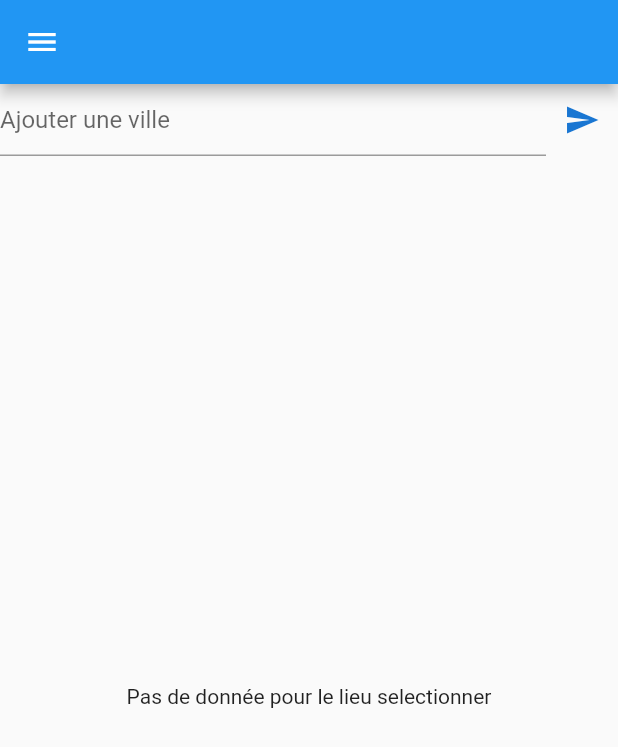
After one commit to abdoul-kader1/Formation-flutter, a Flutter app: the PageMeteo screen opened directly, in the side drawer, after a tap on the "send" icon, on a phone screen of 412 x 824 dp. The commit adds this screen. Shown: the top 747 px of the screen. Run offline on Flutter 3.47's test engine with Material 2 defaults, Android fonts, the phone set to English and light mode, and no system bars; our stand-ins replace audio_video_progress_bar, geocoding, google_fonts, just_audio, location, rxdart and 2 more; missing offline and left inert: webfeed; accounts and stored records are empty.

Commit message:
Crétion de l'exercice de météo

```diff
--- a/lib/adapter_platform/android_ios.dart
+++ b/lib/adapter_platform/android_ios.dart
@@ -13,7 +13,9 @@ class AndroidIos{
       title: 'Formation flutter',
       home: home,
     ):MaterialApp(
-      theme: ThemeData(primarySwatch: Colors.blue),
+      theme: ThemeData(
+          primarySwatch: Colors.blue,
+      ),
       debugShowCheckedModeBanner: false,
       title: 'Formation flutter',
       home: home,
--- /dev/null
+++ b/lib/exercice_meteo/main.dart
@@ -0,0 +1,108 @@
+import 'package:flutter/material.dart';
+import 'package:formation_flutter/exercice_meteo/modele/api_reponse.dart';
+import 'package:formation_flutter/exercice_meteo/services/api_meteo.dart';
+import 'package:formation_flutter/exercice_meteo/services/dataService.dart';
+import 'package:formation_flutter/exercice_meteo/services/location_service.dart';
+import 'package:formation_flutter/exercice_meteo/vues/NoDataVue.dart';
+import 'package:formation_flutter/exercice_meteo/vues/ajoutDesVilles.dart';
+import 'package:formation_flutter/exercice_meteo/vues/forcastView.dart';
+import 'package:formation_flutter/exercice_meteo/vues/maDrawers.dart';
+
+import 'modele/geo_code.dart';
+
+class PageMeteo extends StatefulWidget{
+
+  PageMeteo({super.key});
+
+  String title= "Exercice Meteo";
+  String img ="lib/image menu/meteo.png";
+
+  @override
+  PageMeteoState createState()=>PageMeteoState();
+}
+
+class PageMeteoState extends State<PageMeteo>{
+
+ GeoPosition userLocation=GeoPosition(ville: "", lat:0.0, lon:0.0);
+ GeoPosition positionToCall=GeoPosition(ville: "", lat:0.0, lon:0.0);
+ List<String>cities = [];
+  APIResponse?apiResponse;
+
+  @override
+  void initState() {
+    getUserPosition();
+    miseAjourVille();
+    super.initState();
+  }
+
+  @override
+  Widget build(BuildContext context) {
+    return Scaffold(
+      appBar: AppBar(
+        title: Text(positionToCall.ville),
+      ),
+      body: Column(
+        children: [
+          AjoutDesVilles(ajoutVille:ajoutVille),
+          Expanded(
+              child:apiResponse==null?NoDataDonnee():ForcastView(reponse:apiResponse!),
+          )
+        ],
+      ),
+      drawer: MaDrawer(myPosition:userLocation, cities:cities, onTap:onTap,supprimer:supprimerVille),
+    );
+  }
+
+  //obtenir position GPS
+  getUserPosition()async{
+    final loc =await LocationService().getVille();
+    if(loc!=null){
+      setState(() {
+        userLocation=loc;
+        positionToCall = loc;
+      });
+      callApi();
+    }
+  }
+  //callApi
+  callApi()async{
+    if(positionToCall == null) return;
+    apiResponse = await ApiMeteo().callApi(positionToCall);
+    setState(() {
+    });
+  }
+  //supprimer clavier
+  supprimerClavier(){
+    FocusScope.of(context).requestFocus(FocusNode());
+  }
+
+  //nouvelle ville
+  onTap(String string)async{
+    Navigator.of(context).pop();
+    supprimerClavier();
+    if(string == userLocation.ville){
+      positionToCall = userLocation;
+      callApi();
+    }else{
+      positionToCall = (await LocationService().getVilleEnPosition(string))!;
+      callApi();
+    }
+  }
+
+  //ajouter
+ ajoutVille(String string){
+    DataService().addCitie(string).then((value) => miseAjourVille());
+    supprimerClavier();
+ }
+ //supprimer
+ supprimerVille(String string)async{
+    DataService().supprCitie(string).then((value) =>miseAjourVille());
+ }
+
+ // mettre a jour les villes
+ miseAjourVille()async{
+    cities = await DataService().getCitie();
+    setState(() {});
+ }
+
+}
--- /dev/null
+++ b/lib/exercice_meteo/modele/api_reponse.dart
@@ -0,0 +1,99 @@
+import '../services/data_converter.dart';
+
+class APIResponse{
+
+String cod;
+int message;
+int cnt;
+List <Forcast>list;
+
+APIResponse({required this.cod,required this.message,required this.cnt,required this.list});
+APIResponse.fromjson(Map<String,dynamic>map):
+    cod=map["cod"],
+    message=map["message"],
+    cnt=map["cnt"],
+    list = DataConverter().listMappable(map["list"]).map((e) =>Forcast.fromjson(e)).toList();
+}
+
+class Forcast{
+
+int dt;
+Main main;
+List <Weather> weather;
+Wind wind;
+Clouds clouds;
+double visibility;
+String dt_txt;
+Forcast({required this.dt,required this.main,required this.weather,required this.clouds,required this.wind,required this.visibility,required this.dt_txt});
+Forcast.fromjson(Map<String,dynamic>map):
+    dt = map["dt"],
+    main = Main.fromjson(map["main"]),
+    weather =DataConverter().listMappable(map["weather"]).map((e) => Weather.fromjson(e)).toList(),
+    wind = Wind.formjson(map["wind"]),
+    clouds = Clouds.fromjson(map["clouds"]),
+    visibility = map["visibility"].toDouble(),
+    dt_txt = map["dt_txt"];
+}
+
+class Main{
+
+  double?temp;
+  double?feels_like;
+  double?temp_min;
+  double?temp_max;
+  double?pressure;
+  double?sea_level;
+  double?grnd_level;
+  double?humidity;
+  double?temp_kf;
+
+  Main({this.temp,this.feels_like,this.temp_min,this.temp_max,this.pressure,this.sea_level,this.grnd_level,this.humidity,this.temp_kf});
+  Main.fromjson(Map<String,dynamic>map):
+      temp = map["temp"].toDouble(),
+      feels_like = map["feels_like"].toDouble(),
+      temp_min = map["temp_min"].toDouble(),
+      temp_max = map["temp_max"].toDouble(),
+      pressure = map["pressure"].toDouble(),
+      sea_level = map["sea_level"].toDouble(),
+      grnd_level = map["grnd_level"].toDouble(),
+      humidity = map["humidity"].toDouble(),
+      temp_kf = map["temp_kf"].toDouble();
+}
+
+class Weather{
+
+int id;
+String main;
+String description;
+String icon;
+
+Weather({required this.id,required this.main,required this.description,required this.icon});
+Weather.fromjson(Map<String,dynamic>map):
+    id = map["id"],
+    main = map["main"],
+    description = map["description"],
+    icon = map["icon"];
+}
+
+class Clouds{
+
+  int all;
+
+  Clouds({required this.all});
+  Clouds.fromjson(Map<String,dynamic>map):
+      all = map["all"];
+}
+
+class Wind{
+
+  double speed;
+  int deg;
+  double gust;
+
+  Wind({required this.speed,required this.deg,required this.gust});
+  Wind.formjson(Map<String,dynamic>map):
+      speed=map["speed"].toDouble(),
+      deg=map["deg"],
+      gust=map["gust"].toDouble();
+
+}
--- /dev/null
+++ b/lib/exercice_meteo/modele/geo_code.dart
@@ -0,0 +1,8 @@
+class GeoPosition{
+
+  String ville;
+  double lat;
+  double lon;
+
+  GeoPosition({required this.ville,required this.lat,required this.lon});
+}
--- /dev/null
+++ b/lib/exercice_meteo/services/api_meteo.dart
@@ -0,0 +1,30 @@
+import 'dart:convert';
+
+import 'package:http/http.dart';
+import '../modele/api_reponse.dart';
+import '../modele/geo_code.dart';
+import 'key_api_meteo.dart';
+
+class ApiMeteo{
+
+  String baseUrl="api.openweathermap.org/data/2.5/forecast";
+  String lat="lat=";
+  String lon="lon=";
+  String appid="appid=";
+  String lang="lang=fr";
+  String units="units=metric";
+
+  String prepareQuery(GeoPosition localisation){
+    final longitute=localisation.lon;
+    final latitude =localisation.lat;
+    return "https://$baseUrl?$lat$latitude&$lon$longitute&$units&$lang&$appid$maKeyApi";
+  }
+
+  Future<APIResponse>callApi(GeoPosition localisation)async{
+    final laRequete= prepareQuery(localisation);
+    final uri=Uri.parse(laRequete);
+    final call = await get(uri);
+    Map<String,dynamic>map=json.decode(call.body);
+    return APIResponse.fromjson(map);
+  }
+}
--- /dev/null
+++ b/lib/exercice_meteo/services/dataService.dart
@@ -0,0 +1,28 @@
+import 'package:shared_preferences/shared_preferences.dart';
+
+class DataService{
+
+  final key ="cities";
+
+  //obtenir
+  Future<List<String>>getCitie()async{
+    final preferences = await SharedPreferences.getInstance();
+    final list = preferences.getStringList(key);
+    return list??[];
+  }
+  //ajouter
+  Future<bool>addCitie(String valeur)async{
+    final pref = await SharedPreferences.getInstance();
+    var list = pref.getStringList(key)??[];
+    list.add(valeur);
+    return pref.setStringList(key,list);
+  }
+  //supprimer
+  Future<bool>supprCitie(String valeur)async{
+    final pref = await SharedPreferences.getInstance();
+    var list = pref.getStringList(key)??[];
+    list.remove(valeur);
+    return pref.setStringList(key,list);
+  }
+
+}
--- /dev/null
+++ b/lib/exercice_meteo/services/key_api_meteo.dart
@@ -0,0 +1 @@
+const maKeyApi="ea0cf4371b0db7bf6e3ebd1697a4d1e7";
--- /dev/null
+++ b/lib/exercice_meteo/services/location_service.dart
@@ -0,0 +1,39 @@
+import 'package:flutter/services.dart';
+import 'package:location/location.dart';
+import '../modele/geo_code.dart';
+import 'package:geocoding/geocoding.dart' as geocoding;
+
+
+class LocationService{
+
+  //obtenir la localisation d'un utilisateur
+  Future<LocationData?>getPosition()async{
+    try{
+      Location location=Location();
+      return location.getLocation();
+    }on PlatformException catch(erreur){
+      print("nous avons eu cette erreur ${erreur.message}");
+      return null;
+    }
+  }
+  //convertir position en ville
+  Future<GeoPosition?>getVille()async{
+    final position=await getPosition();
+    if(position==null) return null;
+    final lon = position.longitude??0.0;
+    final lat = position.latitude??0.0;
+    List<geocoding.Placemark>placemarks = await geocoding.placemarkFromCoordinates(lat,lon);
+    //print(placemarks);
+    final premierChoix=placemarks.first;
+    GeoPosition laPosition =GeoPosition(ville:premierChoix.locality??"", lat: lat, lon:lon);
+    return laPosition;
+  }
+
+  //convertir ville en position
+  Future<GeoPosition?>getVilleEnPosition(String address)async{
+   final laPosition = await geocoding.locationFromAddress(address);
+   if(laPosition.isEmpty)return null;
+   final choixDeCordoneeDeVille =laPosition.first;
+   return GeoPosition(ville:address, lat:choixDeCordoneeDeVille.latitude, lon:choixDeCordoneeDeVille.longitude);
+  }
+}
--- /dev/null
+++ b/lib/exercice_meteo/vues/NoDataVue.dart
@@ -0,0 +1,12 @@
+import 'package:flutter/material.dart';
+
+class NoDataDonnee extends StatelessWidget{
+  NoDataDonnee({super.key});
+  @override
+  Widget build(BuildContext context) {
+    return const Center(
+      child: Text("Pas de donnée pour le lieu selectionner"),
+    );
+  }
+
+}
--- /dev/null
+++ b/lib/exercice_meteo/vues/ajoutDesVilles.dart
@@ -0,0 +1,29 @@
+import 'package:flutter/material.dart';
+class AjoutDesVilles extends StatelessWidget{
+
+  TextEditingController controller =  TextEditingController();
+  Function(String)ajoutVille;
+
+  AjoutDesVilles({required this.ajoutVille});
+
+  @override
+  Widget build(BuildContext context) {
+    return Row(
+      children: [
+        Expanded(
+            child:TextField(
+              controller: controller,
+              decoration: const InputDecoration(
+                hintText: "Ajouter une ville"
+              ),
+            )
+        ),
+        IconButton(
+            onPressed: (()=>ajoutVille(controller.text)),
+            icon: Icon(Icons.send,color: Theme.of(context).primaryColorDark)
+        )
+      ],
+    );
+  }
+
+}
--- /dev/null
+++ b/lib/exercice_meteo/vues/maDrawers.dart
@@ -0,0 +1,52 @@
+import 'package:flutter/material.dart';
+import 'package:formation_flutter/exercice_meteo/modele/geo_code.dart';
+
+class MaDrawer extends StatelessWidget{
+
+  GeoPosition myPosition;
+  List <String> cities;
+  Function (String) onTap;
+  Function (String) supprimer;
+
+  MaDrawer({required this.myPosition,required this.cities,required this.onTap,required this.supprimer,super.key});
+
+  @override
+  Widget build(BuildContext context) {
+    final itemCount = (myPosition == null)? cities.length+1:cities.length+2;
+    return Drawer(
+      child: ListView.separated(
+          itemBuilder:((context,i){
+            if(i == 0) return drawerHeader(context);
+            if(i == 1 && myPosition !=null )return tappable(myPosition.ville,false);
+            if(myPosition == null) return tappable(cities[i-1],true);
+            return tappable(cities[i-2],true);
+          }),
+          separatorBuilder: ((context,i)=>const Divider()),
+          itemCount: itemCount
+      ),
+    );
+  }
+
+  DrawerHeader drawerHeader(BuildContext context){
+    return DrawerHeader(
+        child:Column(
+          children: [
+            Icon(Icons.location_on_outlined,size: 32,color:Theme.of(context).primaryColor),
+            const Text("Mes villes")
+          ],
+        )
+    );
+  }
+
+  ListTile tappable(String string,bool canDelete){
+    return ListTile(
+      title: Text(string),
+      onTap: (()=>onTap(string)),
+      trailing: canDelete?IconButton(
+          onPressed: (()=>supprimer(string)),
+          icon: Icon(Icons.delete)
+      ):null,
+    );
+  }
+
+}
--- a/pubspec.yaml
+++ b/pubspec.yaml
@@ -46,6 +46,8 @@ dependencies:
   audio_video_progress_bar: ^1.0.0
   shared_preferences: ^2.0.17
   provider: ^6.0.5
+  location: ^4.4.0
+  geocoding: ^2.0.5
 
 
 dev_dependencies:
@@ -107,6 +109,7 @@ flutter:
     - lib/image menu/drawers.jpg
     - lib/image menu/lecteur_audio.jpg
     - lib/image menu/provider.jpg
+    - lib/image menu/meteo.png
     #image de l'exercice list et grid
     - lib/exercice_liste_et_grille_marseille/assets ex list/auffes.jpg
     - lib/exercice_liste_et_grille_marseille/assets ex list/borely.jpg
```
Also changed, not shown: lib/exercice_meteo/modele/GroupedWeather.dart (added, +15 -0 lines), lib/exercice_meteo/services/data_converter.dart (added, +51 -0 lines), lib/exercice_meteo/vues/DailyTile.dart (added, +26 -0 lines), lib/exercice_meteo/vues/currentWeather.dart (added, +42 -0 lines), lib/exercice_meteo/vues/forcastView.dart (added, +30 -0 lines), lib/main.dart (+15 -6 lines), lib/image menu/meteo.png (added), pubspec.lock, 1 other file.
